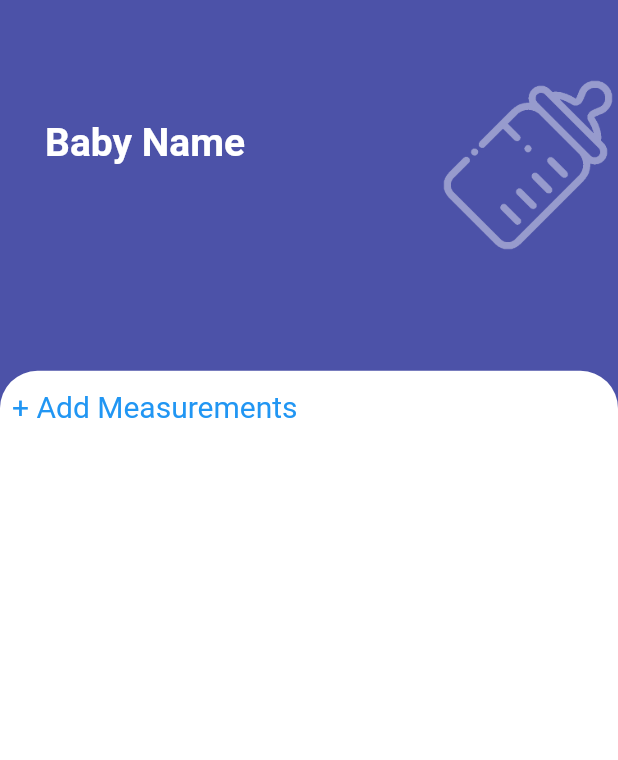
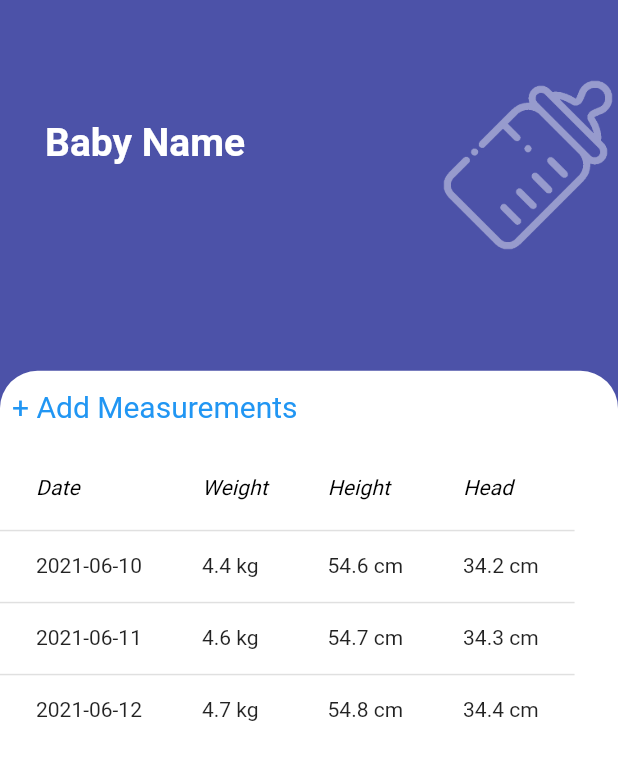
Before and after one commit to ccaian/Team-13-ITP-SE-39, a Flutter app: the GrowthPage widget shown alone on an empty page, opened directly, on a phone screen of 412 x 824 dp. Shown: the top 760 px of the screen. Run offline on Flutter 3.47's test engine with Material 2 defaults, Android fonts, the phone set to English and light mode, and no system bars; our stand-ins replace cloud_firestore, datetime_picker_formfield, firebase_auth, firebase_core, firebase_database, firebase_storage and 4 more; missing offline and left inert: dart:ffi; accounts and stored records are empty.

Commit message:
Growth Page DataTable Setup

```diff
--- a/lib/growthpage.dart
+++ b/lib/growthpage.dart
@@ -68,6 +68,64 @@ class _GrowthPageState extends State<GrowthPage> {
                       },
                       child: const Text('+ Add Measurements'),
                     ),
+                    Padding(
+                      padding: const EdgeInsets.fromLTRB(0.0,50.0,0.0,0.0),
+                      child: DataTable (
+                        columnSpacing: 40.0,
+                        columns: const <DataColumn>[
+                          DataColumn(
+                            label: Text(
+                              'Date',
+                              style: TextStyle(fontStyle: FontStyle.italic),
+                            ),
+                          ),
+                          DataColumn(
+                            label: Text(
+                              'Weight',
+                              style: TextStyle(fontStyle: FontStyle.italic),
+                            ),
+                          ),
+                          DataColumn(
+                            label: Text(
+                              'Height',
+                              style: TextStyle(fontStyle: FontStyle.italic),
+                            ),
+                          ),
+                          DataColumn(
+                            label: Text(
+                              'Head',
+                              style: TextStyle(fontStyle: FontStyle.italic),
+                            ),
+                          ),
+                        ],
+                        rows: const <DataRow>[
+                          DataRow(
+                            cells: <DataCell>[
+                              DataCell(Text('2021-06-10')),
+                              DataCell(Text('4.4 kg')),
+                              DataCell(Text('54.6 cm')),
+                              DataCell(Text('34.2 cm')),
+                            ],
+                          ),
+                          DataRow(
+                            cells: <DataCell>[
+                              DataCell(Text('2021-06-11')),
+                              DataCell(Text('4.6 kg')),
+                              DataCell(Text('54.7 cm')),
+                              DataCell(Text('34.3 cm')),
+                            ],
+                          ),
+                          DataRow(
+                            cells: <DataCell>[
+                              DataCell(Text('2021-06-12')),
+                              DataCell(Text('4.7 kg')),
+                              DataCell(Text('54.8 cm')),
+                              DataCell(Text('34.4 cm')),
+                            ],
+                          ),
+                        ],
+                      )
+                    )
                   ],
                 ),
             ),
```
